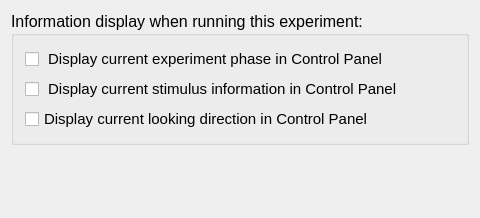
djsperka/habit2-src, file libs/habutil/habit/controlbaroptionsform.ui: the form before one commit.
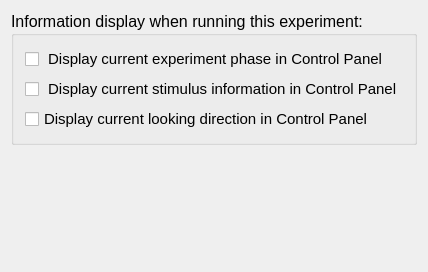
The form after the commit.

Commit message: Change formatting to set 'FixedSize' constraint on the group box containing the options. That forces the size of the box to be minimal.

The edit to the form file:
```diff
--- a/libs/habutil/habit/controlbaroptionsform.ui
+++ b/libs/habutil/habit/controlbaroptionsform.ui
@@ -6,8 +6,8 @@
    <rect>
     <x>0</x>
     <y>0</y>
-    <width>480</width>
-    <height>218</height>
+    <width>366</width>
+    <height>275</height>
    </rect>
   </property>
   <property name="sizePolicy">
@@ -26,6 +26,9 @@
    <string>ControlBarOptionsForm</string>
   </property>
   <layout class="QVBoxLayout" name="verticalLayout_2">
+   <property name="sizeConstraint">
+    <enum>QLayout::SetFixedSize</enum>
+   </property>
    <item>
     <widget class="QGroupBox" name="useControlBarGroupBox">
      <property name="sizePolicy">
@@ -111,7 +114,7 @@
      <property name="sizeHint" stdset="0">
       <size>
        <width>20</width>
-       <height>40</height>
+       <height>116</height>
       </size>
      </property>
     </spacer>
```
